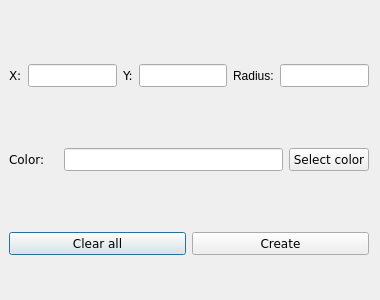
Qt form main/add_objects_forms/add_trappy_circle_form.ui (UmbrellaLeaf5/locus_no_pilotus) before a commit.
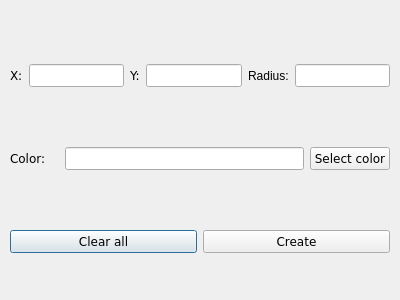
The same form after that commit.

Commit message: round .ui sizes

What changed in the file:
```diff
--- a/main/add_objects_forms/add_trappy_circle_form.ui
+++ b/main/add_objects_forms/add_trappy_circle_form.ui
@@ -6,7 +6,7 @@
    <rect>
     <x>0</x>
     <y>0</y>
-    <width>380</width>
+    <width>400</width>
     <height>300</height>
    </rect>
   </property>
@@ -16,10 +16,10 @@
   <widget class="QWidget" name="gridLayoutWidget">
    <property name="geometry">
     <rect>
-     <x>9</x>
-     <y>9</y>
-     <width>360</width>
-     <height>302</height>
+     <x>10</x>
+     <y>10</y>
+     <width>380</width>
+     <height>300</height>
     </rect>
    </property>
    <layout class="QGridLayout" name="gridLayout">
```
The commit also changes 3 other files.
